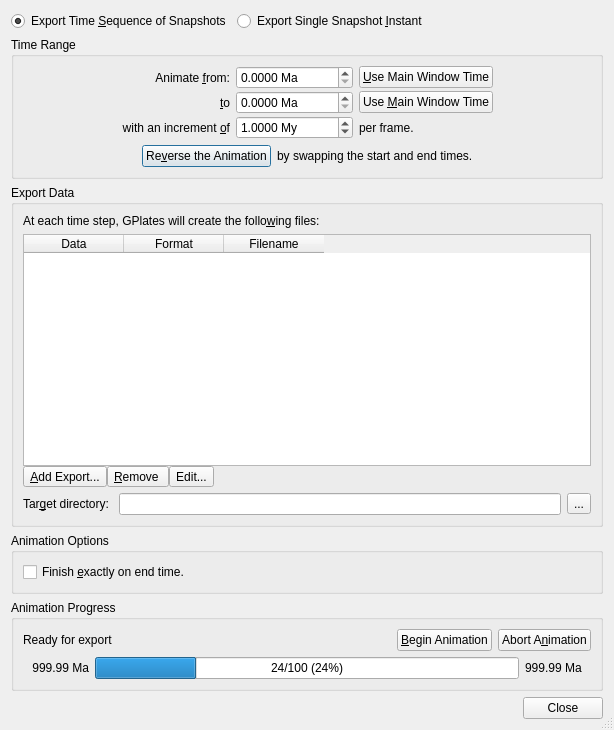
The window that src/qt-widgets/ExportAnimationDialogUi.ui (GPlates/GPlates) describes before a commit, drawn with Qt 5.
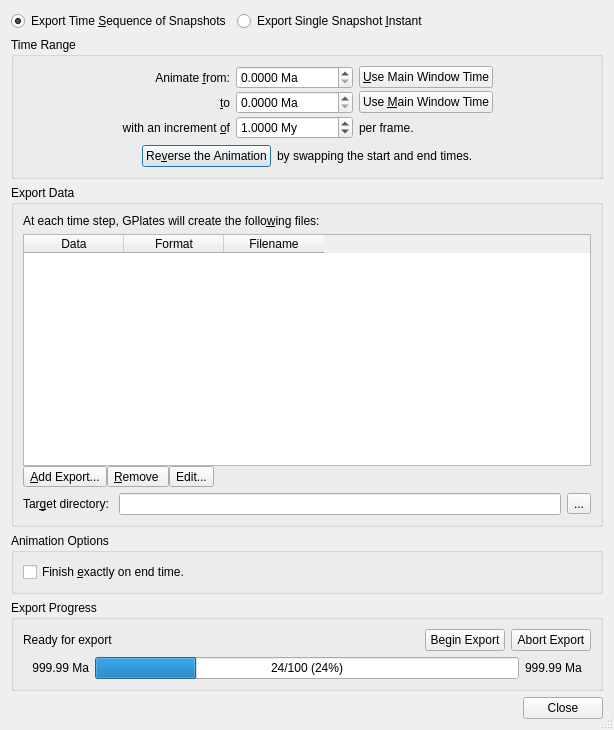
The same window after the commit. Icons and pictures are not drawn.

Commit message: (trunk) Rename 'Begin/End Animation" to "Begin/End Export" in export dialog. Requested by Dietmar.

Patch:
```diff
--- a/src/qt-widgets/ExportAnimationDialogUi.ui
+++ b/src/qt-widgets/ExportAnimationDialogUi.ui
@@ -454,7 +454,7 @@
        <item>
         <widget class="QGroupBox" name="groupbox_controls">
          <property name="title">
-          <string>Animation Progress</string>
+          <string>Export Progress</string>
          </property>
          <layout class="QVBoxLayout">
           <item>
@@ -481,7 +481,7 @@
             <item>
              <widget class="QPushButton" name="button_export">
               <property name="text">
-               <string>&amp;Begin Animation</string>
+               <string>Begin Export</string>
               </property>
               <property name="icon">
                <iconset resource="../qt-resources/qt_widgets.qrc">
@@ -501,7 +501,7 @@
             <item>
              <widget class="QPushButton" name="button_abort">
               <property name="text">
-               <string>Abort A&amp;nimation</string>
+               <string>Abort Export</string>
               </property>
               <property name="icon">
                <iconset resource="../qt-resources/qt_widgets.qrc">
```
Left out of the diff: 2 changed lines with no effect on the pictures.
